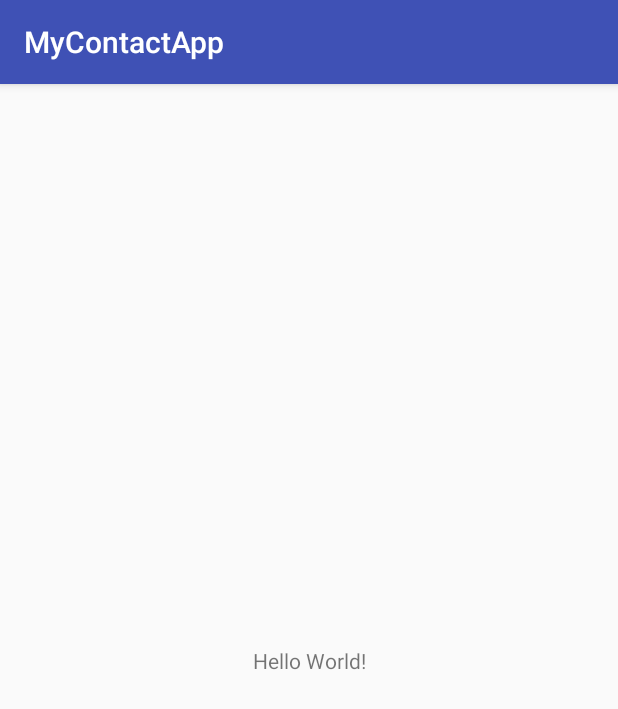
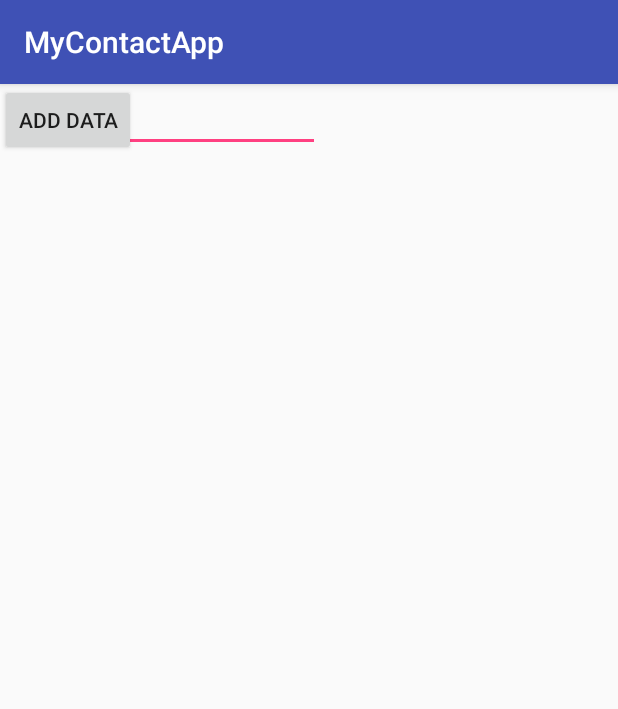
Before and after one commit to dschslava/MyContactApp, an Android app: the screen it shows after launch (MainActivity), on a phone screen of 412 x 824 dp. Shown: the top 709 px of the screen. Run offline under Robolectric (Android 15) with nearby library versions, the phone set to English and light mode, and no system bars.

Commit message:
Stephen Yang Update DatabaseHelper to create db
added name field, ‘add’ button

some niggling issues, to be resolved later

```diff
--- a/app/src/main/java/com/example/stephenyang/mycontactapp/DatabaseHelper.java
+++ b/app/src/main/java/com/example/stephenyang/mycontactapp/DatabaseHelper.java
@@ -1,7 +1,6 @@
 package com.example.stephenyang.mycontactapp;
 
 import android.content.Context;
-import android.database.sqlite.SQLiteDatabase;
 import android.database.sqlite.SQLiteDatabase;
 import android.database.sqlite.SQLiteOpenHelper;
 
@@ -10,23 +9,26 @@ import android.database.sqlite.SQLiteOpenHelper;
  */
 
 public class DatabaseHelper extends SQLiteOpenHelper{
-
+    //purple variable names are those used
     public static final String DATABASE_NAME = "Contact.db";
     public static final String TABLE_NAME = "contact_table";
     public static final String COL_1 = "ID";
     public static final String Col_2 = "NAME";
 
 
-    public DatabaseHelper(Context context, String name, SQLiteDatabase.CursorFactory factory, int version) {
+    public DatabaseHelper(Context context) {
         super(context, DATABASE_NAME, null, 1);
     }
 
     @Override
     public void onCreate(SQLiteDatabase db){
+        //in SQL
+        db.execSQL("CREATE TABLE " + TABLE_NAME + " (ID INTEGER PRIMARY KEY AUTOINCREMENT, NAME TEXT)");
 
     }
     @Override
     public void onUpgrade(SQLiteDatabase db, int oldVersion, int newVersion){
-
+        db.execSQL("DROP TABLE IF EXISTS " + TABLE_NAME);
+        onCreate(db);
     }
 }
--- a/app/src/main/java/com/example/stephenyang/mycontactapp/MainActivity.java
+++ b/app/src/main/java/com/example/stephenyang/mycontactapp/MainActivity.java
@@ -2,12 +2,18 @@ package com.example.stephenyang.mycontactapp;
 
 import android.support.v7.app.AppCompatActivity;
 import android.os.Bundle;
+import android.widget.Button;
+import android.widget.EditText;
 
 public class MainActivity extends AppCompatActivity {
-
+    DatabaseHelper myDb;
+    EditText editName;
+    Button btnAddData;
     @Override
     protected void onCreate(Bundle savedInstanceState) {
         super.onCreate(savedInstanceState);
         setContentView(R.layout.activity_main);
+
+        myDb = new DatabaseHelper(this);
     }
 }
--- a/app/src/main/res/layout/activity_main.xml
+++ b/app/src/main/res/layout/activity_main.xml
@@ -6,13 +6,25 @@
     android:layout_height="match_parent"
     tools:context="com.example.stephenyang.mycontactapp.MainActivity">
 
-    <TextView
+
+
+    <EditText
+        android:id="@+id/editText"
         android:layout_width="wrap_content"
         android:layout_height="wrap_content"
-        android:text="Hello World!"
-        app:layout_constraintBottom_toBottomOf="parent"
-        app:layout_constraintLeft_toLeftOf="parent"
-        app:layout_constraintRight_toRightOf="parent"
-        app:layout_constraintTop_toTopOf="parent" />
+        android:ems="10"
+        android:inputType="textPersonName"
+        android:text=""
+        tools:layout_editor_absoluteY="55dp"
+        android:layout_marginEnd="8dp"
+        tools:layout_editor_absoluteX="161dp" />
+
+    <Button
+        android:id="@+id/button_add"
+        android:layout_width="wrap_content"
+        android:layout_height="wrap_content"
+        android:text="Add Data"
+        tools:layout_editor_absoluteX="147dp"
+        tools:layout_editor_absoluteY="398dp" />
 
 </android.support.constraint.ConstraintLayout>
```
